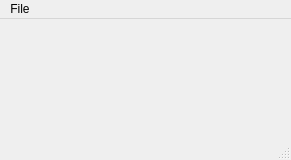
Above: wuac/mainwindow.ui from UACentral/QtUASamples before the change. Below: the same form after it.
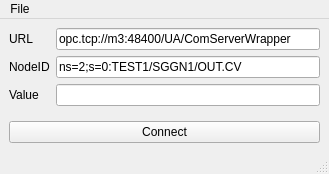
That is the form after the change.

Diff of the .ui file:
```diff
--- a/wuac/mainwindow.ui
+++ b/wuac/mainwindow.ui
@@ -6,20 +6,72 @@
    <rect>
     <x>0</x>
     <y>0</y>
-    <width>291</width>
-    <height>160</height>
+    <width>329</width>
+    <height>174</height>
    </rect>
   </property>
   <property name="windowTitle">
    <string>Wicked UA</string>
   </property>
-  <widget class="QWidget" name="centralwidget"/>
+  <widget class="QWidget" name="centralwidget">
+   <layout class="QVBoxLayout" name="verticalLayout">
+    <item>
+     <layout class="QFormLayout" name="formLayout">
+      <item row="0" column="0">
+       <widget class="QLabel" name="label">
+        <property name="text">
+         <string>URL</string>
+        </property>
+       </widget>
+      </item>
+      <item row="0" column="1">
+       <widget class="QLineEdit" name="lineEditUrl">
+        <property name="text">
+         <string>opc.tcp://m3:48400/UA/ComServerWrapper</string>
+        </property>
+       </widget>
+      </item>
+      <item row="1" column="0">
+       <widget class="QLabel" name="label_2">
+        <property name="text">
+         <string>NodeID</string>
+        </property>
+       </widget>
+      </item>
+      <item row="1" column="1">
+       <widget class="QLineEdit" name="lineEditNodeId">
+        <property name="text">
+         <string>ns=2;s=0:TEST1/SGGN1/OUT.CV</string>
+        </property>
+       </widget>
+      </item>
+      <item row="2" column="0">
+       <widget class="QLabel" name="label_3">
+        <property name="text">
+         <string>Value</string>
+        </property>
+       </widget>
+      </item>
+      <item row="2" column="1">
+       <widget class="QLineEdit" name="lineEditValue"/>
+      </item>
+     </layout>
+    </item>
+    <item>
+     <widget class="QPushButton" name="pushButtonConnectDisconned">
+      <property name="text">
+       <string>Connect</string>
+      </property>
+     </widget>
+    </item>
+   </layout>
+  </widget>
   <widget class="QMenuBar" name="menubar">
    <property name="geometry">
     <rect>
      <x>0</x>
      <y>0</y>
-     <width>291</width>
+     <width>329</width>
      <height>22</height>
     </rect>
    </property>
```
